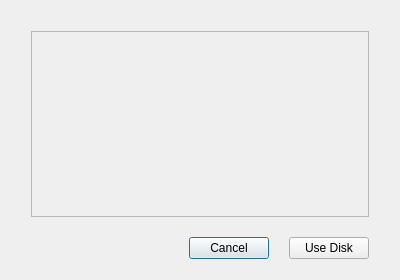
Before: the Qt Designer form src/ui/dialog.ui in GeovaneJefferson/timemachine, drawn with Qt 5.
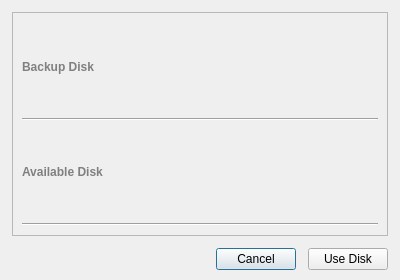
After: the same form once the commit is applied.

The edit to the form file:
```diff
--- a/src/ui/dialog.ui
+++ b/src/ui/dialog.ui
@@ -26,19 +26,34 @@
    <string>Dialog</string>
   </property>
   <layout class="QVBoxLayout" name="verticalLayout_2">
+   <property name="spacing">
+    <number>0</number>
+   </property>
+   <property name="leftMargin">
+    <number>0</number>
+   </property>
+   <property name="topMargin">
+    <number>0</number>
+   </property>
+   <property name="rightMargin">
+    <number>0</number>
+   </property>
+   <property name="bottomMargin">
+    <number>0</number>
+   </property>
    <item>
     <layout class="QVBoxLayout" name="verticalLayout" stretch="0,0">
      <property name="spacing">
-      <number>20</number>
+      <number>12</number>
      </property>
      <property name="leftMargin">
-      <number>20</number>
+      <number>12</number>
      </property>
      <property name="topMargin">
-      <number>20</number>
+      <number>12</number>
      </property>
      <property name="rightMargin">
-      <number>20</number>
+      <number>12</number>
      </property>
      <property name="bottomMargin">
       <number>10</number>
@@ -53,10 +68,64 @@
          <rect>
           <x>0</x>
           <y>0</y>
-          <width>340</width>
-          <height>184</height>
+          <width>374</width>
+          <height>218</height>
          </rect>
         </property>
+        <layout class="QVBoxLayout" name="verticalLayout_4">
+         <item>
+          <widget class="QLabel" name="label">
+           <property name="font">
+            <font>
+             <pointsize>9</pointsize>
+             <bold>true</bold>
+            </font>
+           </property>
+           <property name="styleSheet">
+            <string notr="true">color: rgb(128, 128, 128);</string>
+           </property>
+           <property name="text">
+            <string>Backup Disk</string>
+           </property>
+          </widget>
+         </item>
+         <item>
+          <widget class="Line" name="line">
+           <property name="orientation">
+            <enum>Qt::Horizontal</enum>
+           </property>
+          </widget>
+         </item>
+         <item>
+          <layout class="QVBoxLayout" name="backup_disk_dialog_layout"/>
+         </item>
+         <item>
+          <widget class="QLabel" name="label_2">
+           <property name="font">
+            <font>
+             <pointsize>9</pointsize>
+             <bold>true</bold>
+            </font>
+           </property>
+           <property name="styleSheet">
+            <string notr="true">color: rgb(128, 128, 128);</string>
+           </property>
+           <property name="text">
+            <string>Available Disk</string>
+           </property>
+          </widget>
+         </item>
+         <item>
+          <widget class="Line" name="line_2">
+           <property name="orientation">
+            <enum>Qt::Horizontal</enum>
+           </property>
+          </widget>
+         </item>
+         <item>
+          <layout class="QVBoxLayout" name="available_disk_dialog_layout"/>
+         </item>
+        </layout>
        </widget>
       </widget>
      </item>
```
Left out of the diff: 2 changed lines with no effect on the pictures.
